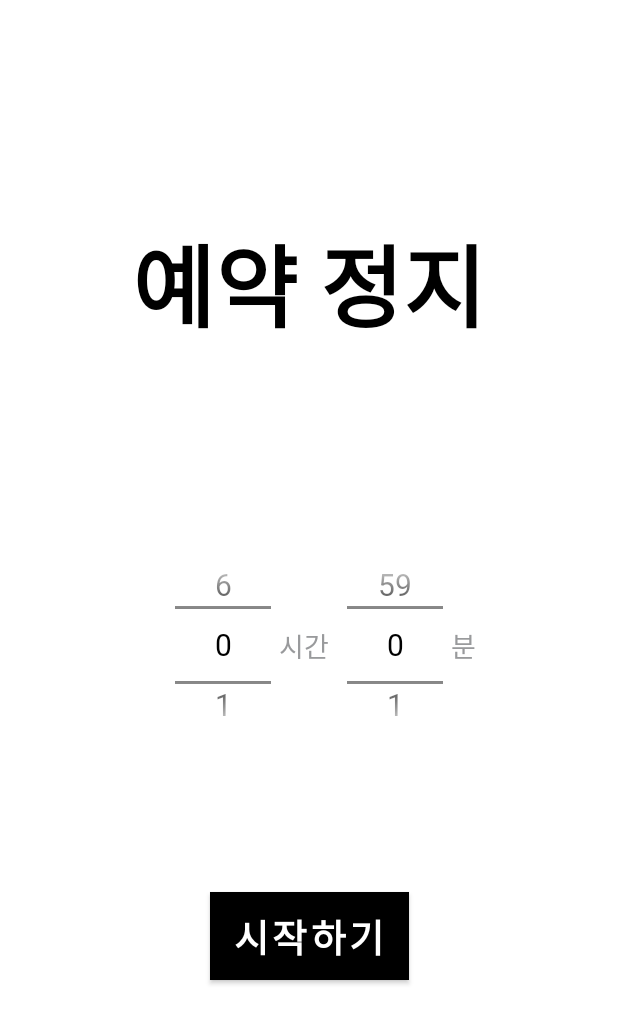
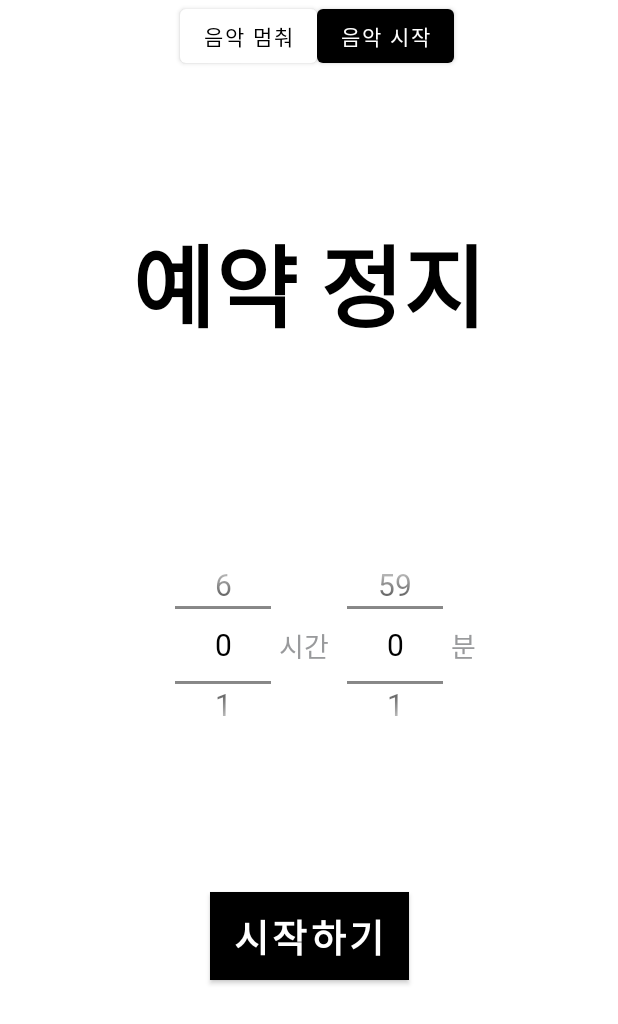
Before and after one commit to jhlsuper/musicSnooze, an Android app: the screen it shows after launch (MainActivity), after a tap on "시작하기", on a phone screen of 412 x 824 dp. Shown: the top 1024 px of the screen. Run offline under Robolectric (Android 15) with nearby library versions, the phone set to English and light mode, and no system bars; our stand-ins replace AdMob; 1 statement that could not run was skipped; 2 other taps on this screen came first.

Commit message:
ljh music start mode/ stop mode button added

```diff
--- a/app/src/main/java/com/cando/music_snoozer/MainActivity.kt
+++ b/app/src/main/java/com/cando/music_snoozer/MainActivity.kt
@@ -6,6 +6,7 @@ import android.app.NotificationManager
 import android.app.PendingIntent
 import android.content.Context
 import android.content.Intent
+import android.graphics.Color
 import android.media.AudioAttributes
 import android.media.AudioFocusRequest
 import android.media.AudioManager
@@ -15,6 +16,7 @@ import android.os.CountDownTimer
 import android.os.Handler
 import android.util.Log
 import android.view.View
+import android.widget.Button
 import android.widget.NumberPicker
 import androidx.constraintlayout.widget.ConstraintLayout
 import androidx.core.app.NotificationCompat
@@ -23,6 +25,7 @@ import com.example.music_snoozer.R
 import com.google.android.gms.ads.*
 import kotlinx.android.synthetic.main.activity_main.*
 import kotlin.concurrent.thread
+import kotlin.math.log
 
 
 class MainActivity : AppCompatActivity(), View.OnClickListener {
@@ -74,6 +77,8 @@ class MainActivity : AppCompatActivity(), View.OnClickListener {
         }).start()
 
         btn_start.setOnClickListener(this)
+        viewNum1.setOnClickListener(this)
+        viewNum2.setOnClickListener(this)
     }
 
     override fun onDestroy() {
@@ -117,7 +122,7 @@ class MainActivity : AppCompatActivity(), View.OnClickListener {
             override fun onTick(initialMillis: Long) {
                 updateRemainTime(initialMillis)
                 showNotification(startMillis, initialMillis)
-                Log.d("progress", "$startMillis ,$initialMillis")
+//                Log.d("progress", "$startMillis ,$initialMillis")
 
             }
 
@@ -286,6 +291,8 @@ class MainActivity : AppCompatActivity(), View.OnClickListener {
     override fun onClick(v: View?) {
         val hour: NumberPicker = findViewById(R.id.numberPicker_hour)
         val min: NumberPicker = findViewById(R.id.numberPicker_min)
+        val stopView :Button = findViewById(R.id.viewNum1)
+        val startView :Button = findViewById(R.id.viewNum2)
 
 
 
@@ -308,6 +315,20 @@ class MainActivity : AppCompatActivity(), View.OnClickListener {
                     }
                 }
             }
+            R.id.viewNum1->{
+//                Log.d("네","네")
+                viewNum1.setBackgroundColor(Color.BLACK)
+                viewNum1.setTextColor(Color.WHITE)
+                viewNum2.setBackgroundColor(Color.WHITE)
+                viewNum2.setTextColor(Color.BLACK)
+            }
+            R.id.viewNum2->{
+//                Log.d("네","네")
+                viewNum2.setBackgroundColor(Color.BLACK)
+                viewNum2.setTextColor(Color.WHITE)
+                viewNum1.setBackgroundColor(Color.WHITE)
+                viewNum1.setTextColor(Color.BLACK)
+            }
         }
     }
 }
--- a/app/src/main/res/layout/activity_main.xml
+++ b/app/src/main/res/layout/activity_main.xml
@@ -6,7 +6,31 @@
     android:layout_height="match_parent"
     android:background="@color/white"
     tools:context="com.cando.music_snoozer.MainActivity">
-
+    <Button
+        android:id="@+id/viewNum1"
+        android:layout_width="wrap_content"
+        android:layout_height="wrap_content"
+        android:text="음악 멈춰"
+        android:fontFamily="@font/jalnan"
+        app:layout_constraintTop_toTopOf="parent"
+        app:layout_constraintLeft_toLeftOf="parent"
+        app:layout_constraintRight_toLeftOf="@id/viewNum2"
+        app:layout_constraintHorizontal_chainStyle="packed"
+        android:layout_marginLeft="10dp"
+        android:textColor="@color/white"
+        />
+    <Button
+        android:id="@+id/viewNum2"
+        android:layout_width="wrap_content"
+        android:layout_height="wrap_content"
+        android:text="음악 시작"
+        android:fontFamily="@font/jalnan"
+        app:layout_constraintLeft_toRightOf="@id/viewNum1"
+        app:layout_constraintRight_toRightOf="parent"
+        app:layout_constraintTop_toTopOf="parent"
+        android:backgroundTint="@color/white"
+        android:textColor="@color/black"
+        />
     <TextView
         android:id="@+id/txt_sleep"
         android:layout_width="wrap_content"
```
